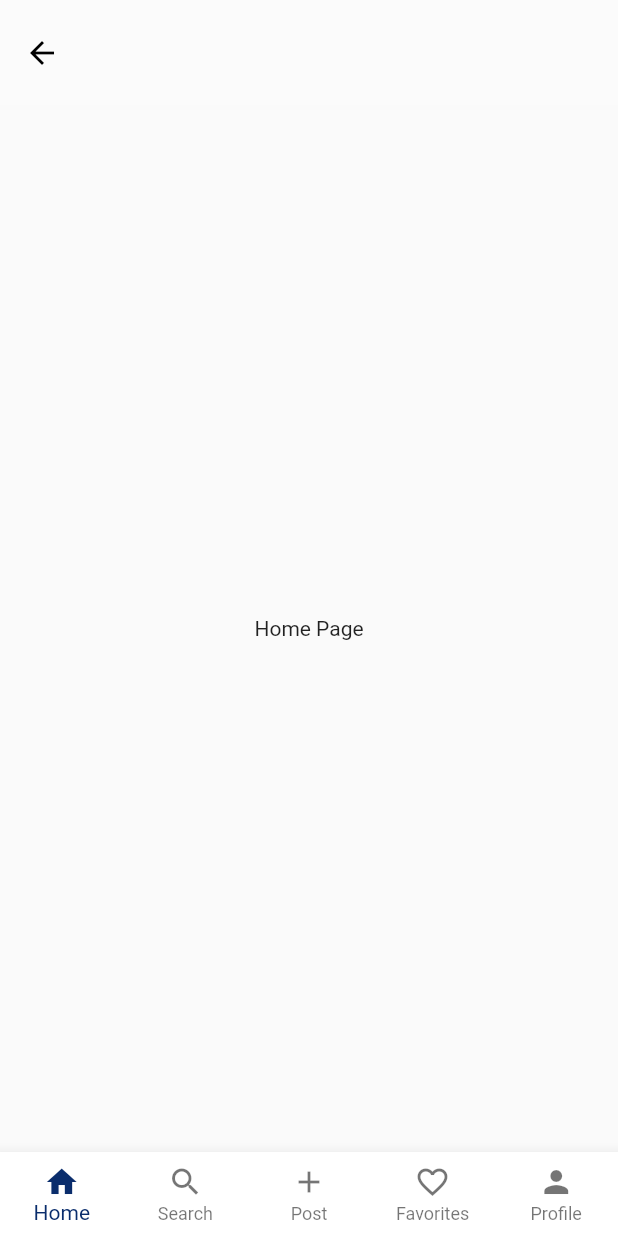
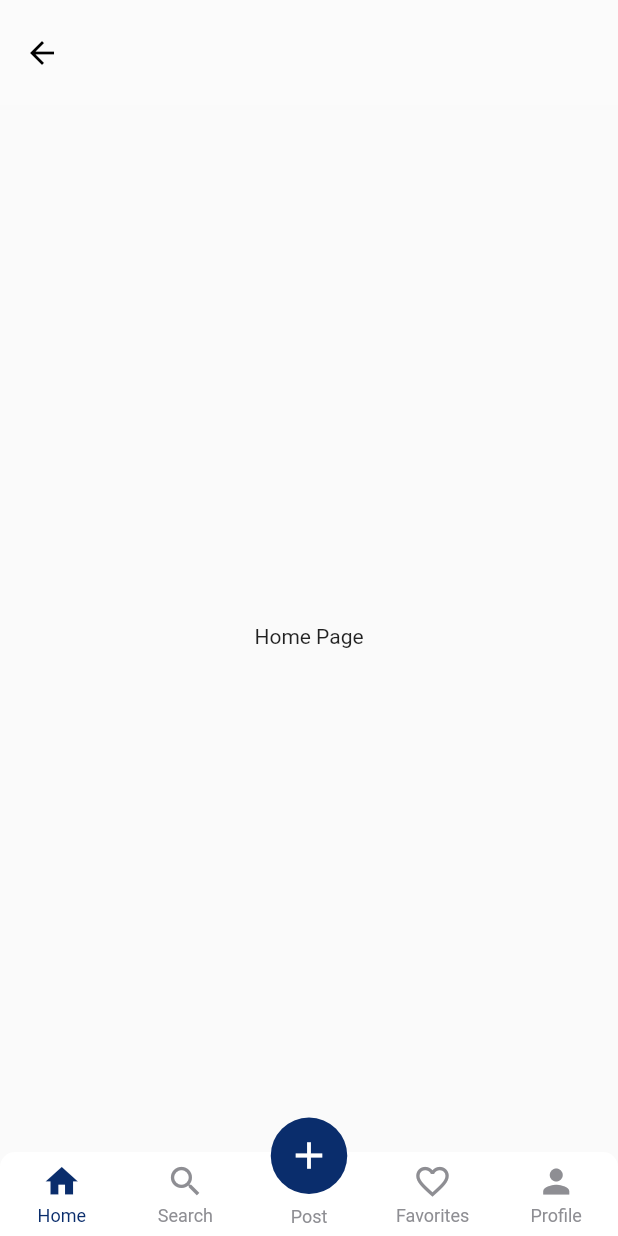
Before and after one commit to PRIYAM266/roomers, a Flutter app: the BottomNavBar screen opened by its route, on a phone screen of 412 x 824 dp. Run offline on Flutter 3.47's test engine with Material 2 defaults, Android fonts, the phone set to English and light mode, and no system bars; drawn by our look-alikes of persistent_bottom_nav_bar; our stand-ins replace flutter_svg.

Commit message:
changed bottom nav bar

```diff
--- a/lib/screens/bottom_nav_bar/bottom_nav_bar_screen.dart
+++ b/lib/screens/bottom_nav_bar/bottom_nav_bar_screen.dart
@@ -1,10 +1,70 @@
+import 'package:flutter/cupertino.dart';
 import 'package:flutter/material.dart';
+import 'package:persistent_bottom_nav_bar/persistent-tab-view.dart';
 import 'package:roomers/components/constants.dart';
 import 'package:roomers/screens/favorites/favorites_screen.dart';
 import 'package:roomers/screens/home/home_screen.dart';
 import 'package:roomers/screens/post_ad/post_ad_screen.dart';
 import 'package:roomers/screens/profile/profile_screen.dart';
 import 'package:roomers/screens/search/search_screen.dart';
+
+// class BottomNavBar extends StatefulWidget {
+//   const BottomNavBar({Key? key}) : super(key: key);
+//   static String idScreen = "/BottomNavBar";
+//
+//   @override
+//   _BottomNavBarState createState() => _BottomNavBarState();
+// }
+//
+// class _BottomNavBarState extends State<BottomNavBar> {
+//   int _currentIndex = 0;
+//   final List<Widget> _children = [
+//     HomeScreen(),
+//     SearchScreen(),
+//     PostAdScreen(),
+//     FavoritesScreen(),
+//     ProfileScreen(),
+//   ];
+//   @override
+//   Widget build(BuildContext context) {
+//     return Scaffold(
+//       body: _children[_currentIndex],
+//       bottomNavigationBar: BottomNavigationBar(
+//         currentIndex: _currentIndex,
+//         type: BottomNavigationBarType.fixed,
+//         selectedItemColor: kPrimaryColor,
+//         backgroundColor: Colors.white,
+//         onTap: (index) {
+//           setState(() {
+//             _currentIndex = index;
+//           });
+//         },
+//         items: [
+//           BottomNavigationBarItem(
+//             icon: Icon(Icons.home),
+//             label: "Home",
+//           ),
+//           BottomNavigationBarItem(
+//             icon: Icon(Icons.search),
+//             label: "Search",
+//           ),
+//           BottomNavigationBarItem(
+//             icon: Icon(Icons.add),
+//             label: "Post",
+//           ),
+//           BottomNavigationBarItem(
+//             icon: Icon(Icons.favorite_border),
+//             label: "Favorites",
+//           ),
+//           BottomNavigationBarItem(
+//             icon: Icon(Icons.person),
+//             label: "Profile",
+//           ),
+//         ],
+//       ),
+//     );
+//   }
+// }
 
 class BottomNavBar extends StatefulWidget {
   const BottomNavBar({Key? key}) : super(key: key);
@@ -15,51 +75,92 @@ class BottomNavBar extends StatefulWidget {
 }
 
 class _BottomNavBarState extends State<BottomNavBar> {
-  int _currentIndex = 0;
-  final List<Widget> _children = [
+  PersistentTabController _controller =
+      PersistentTabController(initialIndex: 0);
+
+  List<Widget> _buildScreens() {
+    return [
       HomeScreen(),
       SearchScreen(),
       PostAdScreen(),
       FavoritesScreen(),
       ProfileScreen(),
     ];
+  }
+
+  List<PersistentBottomNavBarItem> _navBarsItems() {
+    return [
+      PersistentBottomNavBarItem(
+        icon: Icon(Icons.home),
+        title: ("Home"),
+        activeColorPrimary: kPrimaryColor,
+        inactiveColorPrimary: CupertinoColors.systemGrey,
+      ),
+      PersistentBottomNavBarItem(
+        icon: Icon(Icons.search),
+        title: ("Search"),
+        activeColorPrimary: kPrimaryColor,
+        inactiveColorPrimary: CupertinoColors.systemGrey,
+      ),
+      PersistentBottomNavBarItem(
+        icon: Icon(
+          Icons.add,
+          color: Colors.white,
+        ),
+        title: ("Post"),
+        activeColorPrimary: kPrimaryColor,
+        inactiveColorPrimary: CupertinoColors.systemGrey,
+        iconSize: 30.0,
+      ),
+      PersistentBottomNavBarItem(
+        icon: Icon(Icons.favorite_border),
+        title: ("Favorites"),
+        activeColorPrimary: kPrimaryColor,
+        inactiveColorPrimary: CupertinoColors.systemGrey,
+      ),
+      PersistentBottomNavBarItem(
+        icon: Icon(Icons.person),
+        title: ("Profile"),
+        activeColorPrimary: kPrimaryColor,
+        inactiveColorPrimary: CupertinoColors.systemGrey,
+      ),
+    ];
+  }
+
   @override
   Widget build(BuildContext context) {
-    return Scaffold(
-      body: _children[_currentIndex],
-      bottomNavigationBar: BottomNavigationBar(
-        currentIndex: _currentIndex,
-        type: BottomNavigationBarType.fixed,
-        selectedItemColor: kPrimaryColor,
-        backgroundColor: Colors.white,
-        onTap: (index) {
-          setState(() {
-            _currentIndex = index;
-          });
-        },
-        items: [
-          BottomNavigationBarItem(
-            icon: Icon(Icons.home),
-            label: "Home",
+    return PersistentTabView(
+      context,
+      controller: _controller,
+      screens: _buildScreens(),
+      items: _navBarsItems(),
+      confineInSafeArea: true,
+      backgroundColor: Colors.white, // Default is Colors.white.
+      handleAndroidBackButtonPress: true, // Default is true.
+      resizeToAvoidBottomInset:
+          true, // This needs to be true if you want to move up the screen when keyboard appears. Default is true.
+      stateManagement: true, // Default is true.
+      hideNavigationBarWhenKeyboardShows:
+          true, // Recommended to set 'resizeToAvoidBottomInset' as true while using this argument. Default is true.
+      decoration: NavBarDecoration(
+        borderRadius: BorderRadius.circular(10.0),
+        colorBehindNavBar: Colors.white,
       ),
-          BottomNavigationBarItem(
-            icon: Icon(Icons.search),
-            label: "Search",
+      popAllScreensOnTapOfSelectedTab: true,
+      popActionScreens: PopActionScreensType.all,
+      itemAnimationProperties: ItemAnimationProperties(
+        // Navigation Bar's items animation properties.
+        duration: Duration(milliseconds: 200),
+        curve: Curves.ease,
       ),
-          BottomNavigationBarItem(
-            icon: Icon(Icons.add),
-            label: "Post",
+      screenTransitionAnimation: ScreenTransitionAnimation(
+        // Screen transition animation on change of selected tab.
+        animateTabTransition: true,
+        curve: Curves.ease,
+        duration: Duration(milliseconds: 200),
       ),
-          BottomNavigationBarItem(
-            icon: Icon(Icons.favorite_border),
-            label: "Favorites",
-          ),
-          BottomNavigationBarItem(
-            icon: Icon(Icons.person),
-            label: "Profile",
-          ),
-        ],
-      ),
+      navBarStyle:
+          NavBarStyle.style15, // Choose the nav bar style with this property.
     );
   }
 }
--- a/pubspec.yaml
+++ b/pubspec.yaml
@@ -29,6 +29,7 @@ dependencies:
   # Use with the CupertinoIcons class for iOS style icons.
   cupertino_icons: ^1.0.2
   flutter_svg: ^0.22.0
+  persistent_bottom_nav_bar: ^4.0.2
 
 dev_dependencies:
   flutter_test:
```
Also changed, not shown: lib/screens/post_ad/components/body.dart (+58 -2 lines), pubspec.lock. Lines whose indentation alone changed are shown as unchanged.
